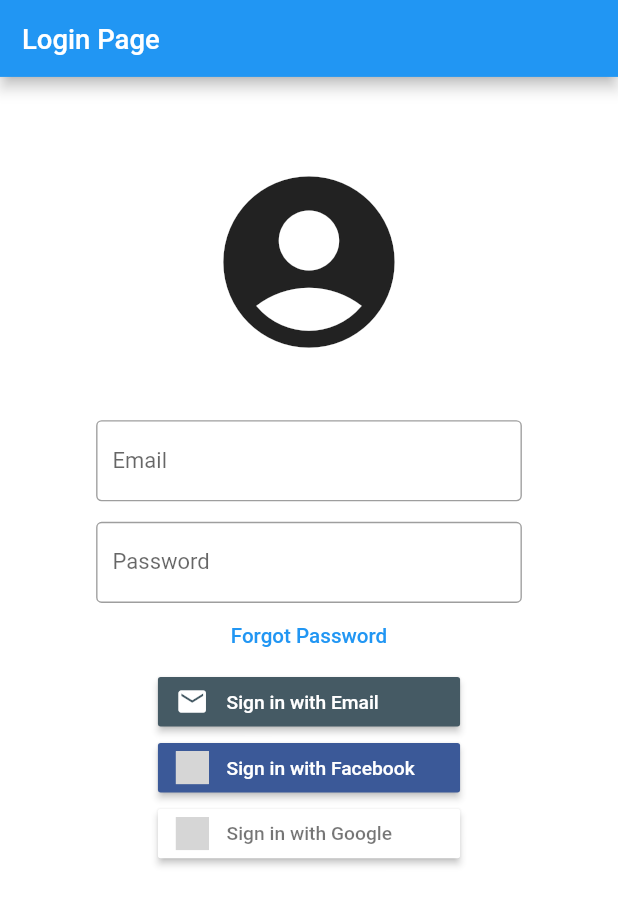
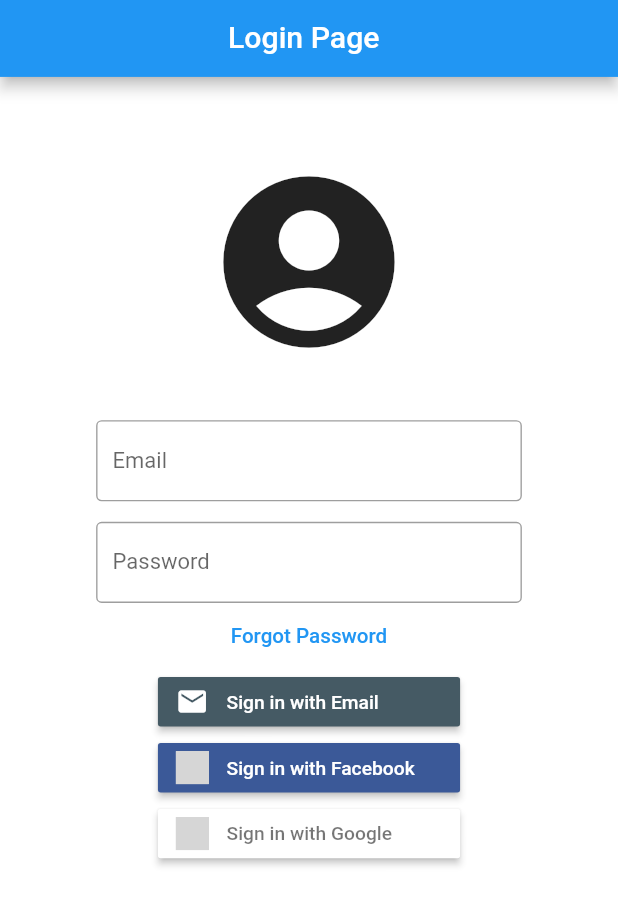
Before and after one commit to SRJ2910/YoMe, a Flutter app: the screen it shows after launch, on a phone screen of 412 x 824 dp. Shown: the top 905 px of the screen. Run offline on Flutter 3.47's test engine with Material 2 defaults, Android fonts, the phone set to English and light mode, and no system bars; our stand-ins replace flutter_signin_button, responsive_framework; grey boxes are pictures that could not be loaded.

Commit message:
login page changes

```diff
--- a/lib/loginpage.dart
+++ b/lib/loginpage.dart
@@ -12,11 +12,18 @@ class _LoginState extends State<Login> {
     return Scaffold(
       backgroundColor: Colors.white,
       appBar: AppBar(
-        title: Text("Login Page"),
+        title: Padding(
+          padding: const EdgeInsets.all(150.0),
+          child: Text(
+            "Login Page",
+            textScaleFactor: 1.1,
+          ),
+        ),
       ),
       body: SingleChildScrollView(
         child: Column(
           mainAxisAlignment: MainAxisAlignment.center,
+          crossAxisAlignment: CrossAxisAlignment.center,
           children: <Widget>[
             Padding(
               padding: const EdgeInsets.only(top: 60.0),
@@ -67,7 +74,6 @@ class _LoginState extends State<Login> {
                 style: TextStyle(color: Colors.blue, fontSize: 15),
               ),
             ),
-            // Divider(),
             SignInButtonBuilder(
               text: 'Sign in with Email',
               icon: Icons.email,
@@ -84,10 +90,6 @@ class _LoginState extends State<Login> {
               // mini: true,
               onPressed: () {},
             ),
-            // SizedBox(
-            //   height: 130,
-            // ),
-            // Text('New User? Create Account')
           ],
         ),
       ),
```
